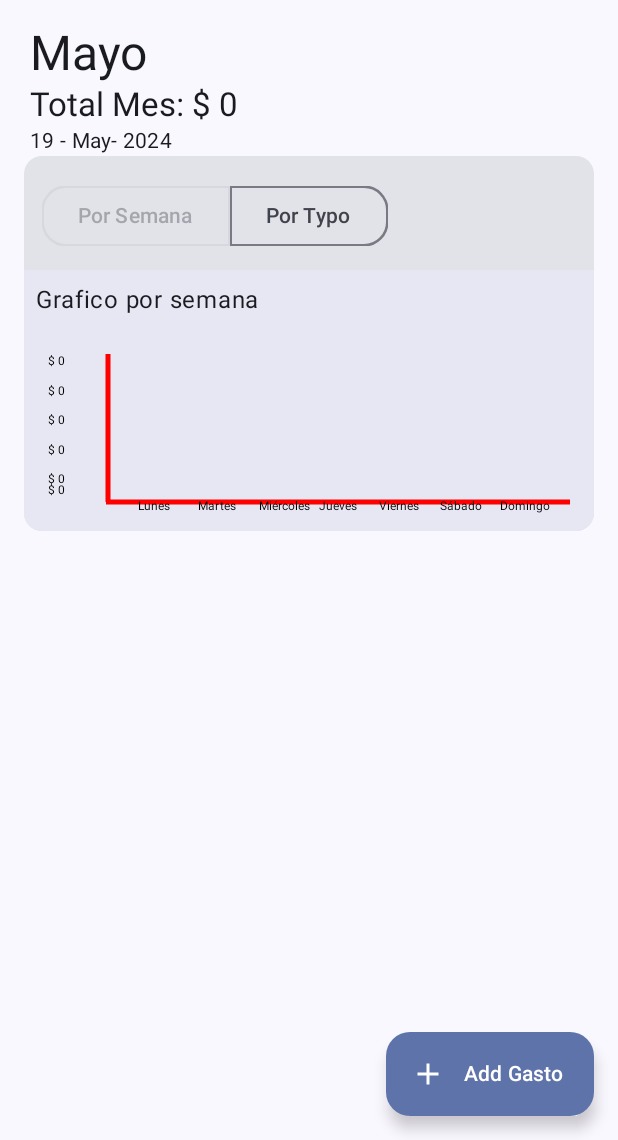
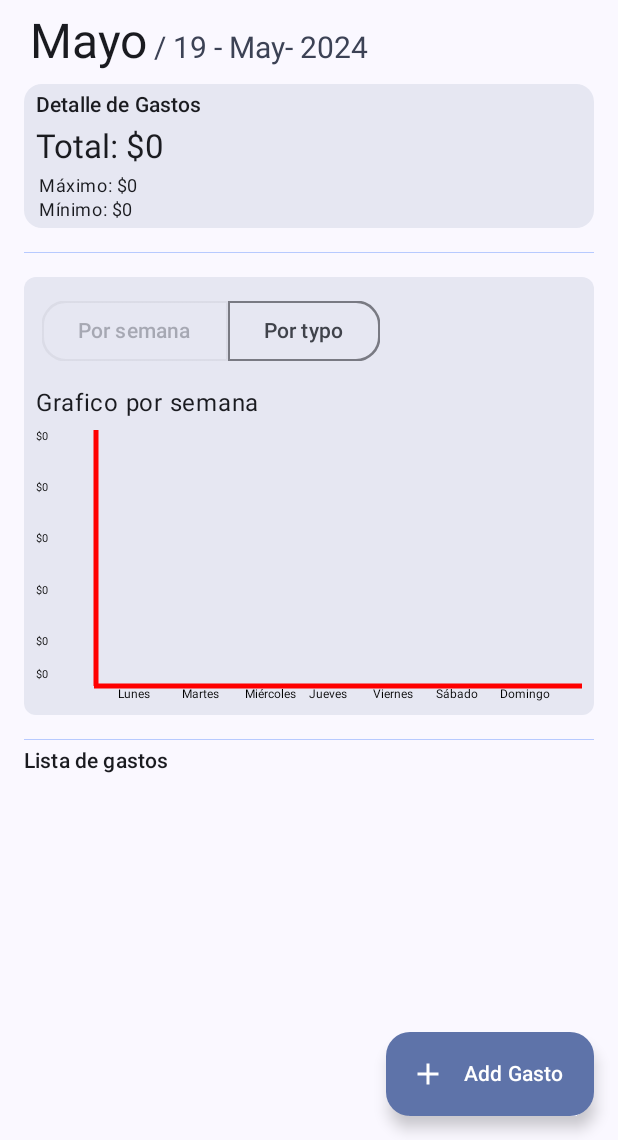
Before and after one commit to ssepulveda08/costi_clear_architecture, an Android app built with Jetpack Compose: the home screen opened through its navigation route, on a phone screen of 412 x 824 dp, the part 96-1236 px from its top. Run offline under Robolectric (Android 15) with nearby library versions, the light colour scheme and no system bars; our stand-ins replace Dagger/Hilt's generated code, Room's generated code.

Commit message:
change desing

```diff
--- a/data/src/main/java/com/ssepulveda/costi/data/repository/bills/LocalBillRepositoryImpl.kt
+++ b/data/src/main/java/com/ssepulveda/costi/data/repository/bills/LocalBillRepositoryImpl.kt
@@ -24,7 +24,8 @@ class LocalBillRepositoryImpl(
                     subType = it.subType,
                     description = it.description,
                     value = it.value.toDouble(),
-                    month = it.month
+                    month = it.month,
+                    date = it.recordDate
                 )
             } ?: listOf()
         }
--- a/domain/src/main/java/com/ssepulveda/costi/domain/entity/Bill.kt
+++ b/domain/src/main/java/com/ssepulveda/costi/domain/entity/Bill.kt
@@ -6,4 +6,5 @@ data class Bill(
     val description: String,
     val value: Double,
     val month: Int,
+    val date: String
 )
--- a/modal_dialogs/src/main/java/com/ssepulveda/modal_dialogs/entities/Dialog.kt
+++ b/modal_dialogs/src/main/java/com/ssepulveda/modal_dialogs/entities/Dialog.kt
@@ -5,8 +5,10 @@ sealed class Dialog {
     data class DialogDefault(
         val title: String,
         val description: String,
+        val onSuccess: () -> Unit,
         val onCancel: () -> Unit,
-        val onSuccess: () -> Unit,
+        val textCancel: String? = null,
+        val textSuccess: String? = null,
     ) : Dialog()
 
 }
--- a/presentation_add_bill/src/main/java/com/ssepulveda/presentation_add_bill/add/AddBillViewModel.kt
+++ b/presentation_add_bill/src/main/java/com/ssepulveda/presentation_add_bill/add/AddBillViewModel.kt
@@ -94,7 +94,8 @@ class AddBillViewModel @Inject constructor(
                                 subType = _subTypeSelected.value?.id ?: 0,
                                 description = _description.value,
                                 value = _value.value.toDouble(),
-                                month = 0
+                                month = 0,
+                                date = ""
                             )
                         )
                     ).collect {
--- a/presentation_home/build.gradle.kts
+++ b/presentation_home/build.gradle.kts
@@ -60,6 +60,8 @@ dependencies {
     implementation(libs.androidx.ui.tooling.preview)
     implementation(libs.androidx.material3)
 
+    debugImplementation(libs.androidx.ui.tooling)
+
     // Chart
     //implementation(libs.charts)
 
--- a/presentation_home/src/main/java/com/ssepulveda/presentation_home/home/HomeModel.kt
+++ b/presentation_home/src/main/java/com/ssepulveda/presentation_home/home/HomeModel.kt
@@ -7,6 +7,8 @@ data class HomeModel(
     val idMonth: Int,
     val nameMonth: String,
     val totalMonth: Double,
+    val maxValue: Double,
+    val minValue: Double,
     val currentDate: String,
     val isCurrentMonthHigher: Boolean,
     val bills: List<BillModel>,
@@ -20,4 +22,5 @@ data class BillModel(
     val description: String,
     val typeId: Int,
     val nameType: String,
+    val date: String,
 )
--- a/presentation_home/src/main/java/com/ssepulveda/presentation_home/home/HomeScreen.kt
+++ b/presentation_home/src/main/java/com/ssepulveda/presentation_home/home/HomeScreen.kt
@@ -1,30 +1,17 @@
 package com.ssepulveda.presentation_home.home
 
 import androidx.compose.foundation.background
-import androidx.compose.foundation.clickable
-import androidx.compose.foundation.layout.Box
 import androidx.compose.foundation.layout.Column
-import androidx.compose.foundation.layout.Row
 import androidx.compose.foundation.layout.Spacer
 import androidx.compose.foundation.layout.WindowInsets
-import androidx.compose.foundation.layout.fillMaxWidth
+import androidx.compose.foundation.layout.fillMaxHeight
 import androidx.compose.foundation.layout.padding
 import androidx.compose.foundation.layout.safeDrawing
-import androidx.compose.foundation.layout.size
 import androidx.compose.foundation.lazy.LazyColumn
 import androidx.compose.foundation.lazy.items
-import androidx.compose.foundation.shape.CircleShape
 import androidx.compose.material.icons.Icons
-import androidx.compose.material.icons.filled.AccountCircle
 import androidx.compose.material.icons.filled.Add
-import androidx.compose.material.icons.filled.DateRange
-import androidx.compose.material.icons.filled.Delete
-import androidx.compose.material.icons.filled.Face
-import androidx.compose.material.icons.filled.Favorite
-import androidx.compose.material.icons.filled.MailOutline
-import androidx.compose.material.icons.filled.ShoppingCart
-import androidx.compose.material3.Card
-import androidx.compose.material3.CardDefaults
+import androidx.compose.material3.Divider
 import androidx.compose.material3.DrawerValue
 import androidx.compose.material3.ExperimentalMaterial3Api
 import androidx.compose.material3.ExtendedFloatingActionButton
@@ -39,13 +26,8 @@ import androidx.compose.runtime.Composable
 import androidx.compose.runtime.LaunchedEffect
 import androidx.compose.runtime.collectAsState
 import androidx.compose.runtime.rememberCoroutineScope
-import androidx.compose.ui.Alignment
 import androidx.compose.ui.Modifier
-import androidx.compose.ui.graphics.Color
-import androidx.compose.ui.text.capitalize
-import androidx.compose.ui.text.intl.Locale
 import androidx.compose.ui.unit.dp
-import androidx.compose.ui.unit.sp
 import androidx.navigation.NavHostController
 import com.ssepulveda.presentation_common.navigation.NavRoutes
 import com.ssepulveda.presentation_common.state.CommonScreen
@@ -53,9 +35,9 @@ import com.ssepulveda.presentation_common.ui.CustomToolbar
 import com.ssepulveda.presentation_common.ui.DialogController
 import com.ssepulveda.presentation_home.home.ui.GraphicsSection
 import com.ssepulveda.presentation_home.home.ui.HeaderSection
+import com.ssepulveda.presentation_home.home.ui.ItemBill
 import kotlinx.coroutines.flow.collectLatest
 import kotlinx.coroutines.launch
-import kotlin.random.Random
 
 @Composable
 fun HomeScreen(
@@ -136,12 +118,34 @@ private fun Home(viewModel: HomeViewModel, homeModel: HomeModel?) {
                     Column(
                         modifier = Modifier
                             .background(MaterialTheme.colorScheme.background),
-                        // verticalArrangement = Arrangement.spacedBy(16.dp),
                     ) {
+
+                        Spacer(modifier = Modifier.padding(4.dp))
+                        HeaderSection(homeModel)
+                        Spacer(modifier = Modifier.padding(4.dp))
+                        Divider(
+                            modifier = Modifier.padding(horizontal = 16.dp),
+                            color = MaterialTheme.colorScheme.inversePrimary, thickness = 0.5.dp
+                        )
                         Spacer(modifier = Modifier.padding(8.dp))
-                        HeaderSection(homeModel)
                         GraphicsSection(homeModel)
+
                         Spacer(modifier = Modifier.padding(8.dp))
+
+                        Divider(
+                            modifier = Modifier.padding(horizontal = 16.dp),
+                            color = MaterialTheme.colorScheme.inversePrimary, thickness = 0.5.dp
+                        )
+                        Text(
+                            text = "Lista de gastos",
+                            modifier = Modifier
+                                .padding(horizontal = 16.dp)
+                                .padding(vertical = 4.dp)
+                                .fillMaxHeight(),
+                            style = MaterialTheme.typography.titleSmall,
+                        )
+
+                        Spacer(modifier = Modifier.padding(4.dp))
                     }
 
                 }
@@ -154,74 +158,3 @@ private fun Home(viewModel: HomeViewModel, homeModel: HomeModel?) {
         }
     }
 }
-
-@Composable
-private fun ItemBill(billModel: BillModel, onDelete: (BillModel) -> Unit) {
-    Card(
-        colors = CardDefaults.cardColors(
-            containerColor = MaterialTheme.colorScheme.surfaceVariant,
-        ),
-        modifier = Modifier
-            .fillMaxWidth()
-            .padding(start = 16.dp, end = 16.dp, bottom = 12.dp)
-    ) {
-        Row(
-            modifier = Modifier.padding(8.dp),
-            verticalAlignment = Alignment.CenterVertically,
-        ) {
-            RandomCircularIcon()
-            Spacer(modifier = Modifier.padding(8.dp))
-            Column {
-                Text(
-                    text = billModel.description.capitalize(Locale.current),
-                    fontSize = 20.sp,
-                    modifier = Modifier
-                )
-                Spacer(modifier = Modifier.padding(2.dp))
-                Text(
-                    text = "$ ${billModel.value.toInt()}",
-                    fontSize = 16.sp,
-                    modifier = Modifier
-                )
-            }
-            Spacer(modifier = Modifier.weight(1f))
-            Icon(
-                imageVector = Icons.Filled.Delete,
-                contentDescription = null,
-                modifier = Modifier
-                    .size(25.dp)
-                    .clickable {
-                        onDelete.invoke(billModel)
-                    },
-                tint = MaterialTheme.colorScheme.primary
-            )
-        }
-    }
-}
-
-@Composable
-private fun RandomCircularIcon(modifier: Modifier = Modifier) {
-    val iconsList = listOf(
-        Icons.Filled.DateRange,
-        Icons.Filled.AccountCircle,
-        Icons.Filled.Face,
-        Icons.Filled.Favorite,
-        Icons.Filled.ShoppingCart,
-        Icons.Filled.MailOutline,
-    )
-
-    val randomIndex = Random.nextInt(iconsList.size)
-    val randomIcon = iconsList[randomIndex]
-    Box(
-        modifier = modifier
-            .size(45.dp)
-            .background(MaterialTheme.colorScheme.primary, shape = CircleShape),
-        contentAlignment = Alignment.Center,
-    ) {
-        Icon(
-            imageVector = randomIcon,
-            contentDescription = null,
-            tint = Color.White
-        )
-    }
-}
--- a/presentation_home/src/main/java/com/ssepulveda/presentation_home/home/HomerResultConverter.kt
+++ b/presentation_home/src/main/java/com/ssepulveda/presentation_home/home/HomerResultConverter.kt
@@ -35,6 +35,7 @@ class HomerResultConverter @Inject constructor() :
                 it.description,
                 it.subType,
                 "",
+                it.date
             )
         }
 
@@ -55,6 +56,8 @@ class HomerResultConverter @Inject constructor() :
             totalMonth = response.totalMonth,
             currentDate = Date().getCurrentDate(),
             bills = bills,
+            maxValue = bills.maxOfOrNull { it.value } ?: 0.0,
+            minValue = bills.minOfOrNull { it.value } ?: 0.0,
             isCurrentMonthHigher = response.idMonth < getCurrentMonth(),
             reportForType = listForType.toList(),
             reportForWeek = getDataChartWeed(data.model.dataReportWeed)
--- a/presentation_home/src/main/java/com/ssepulveda/presentation_home/home/ui/GraphicsSection.kt
+++ b/presentation_home/src/main/java/com/ssepulveda/presentation_home/home/ui/GraphicsSection.kt
@@ -6,8 +6,10 @@ import androidx.compose.foundation.layout.fillMaxSize
 import androidx.compose.foundation.layout.fillMaxWidth
 import androidx.compose.foundation.layout.height
 import androidx.compose.foundation.layout.padding
+import androidx.compose.foundation.shape.RoundedCornerShape
 import androidx.compose.material3.Card
 import androidx.compose.material3.MaterialTheme
+import androidx.compose.material3.Surface
 import androidx.compose.material3.Text
 import androidx.compose.runtime.Composable
 import androidx.compose.runtime.getValue
@@ -26,13 +28,15 @@ fun GraphicsSection(homeModel: HomeModel?) {
     var option by remember {
         mutableIntStateOf(0)
     }
-    Card(
-        modifier = Modifier
-            .padding(start = 16.dp, end = 16.dp)
-            .height(250.dp)
-            .fillMaxSize()
+
+    Surface(
+        modifier = Modifier.fillMaxWidth().padding(horizontal = 16.dp),
+        shape = RoundedCornerShape(8.dp),
+        // color = background,
+        tonalElevation = 4.dp
     ) {
-        Spacer(modifier = Modifier.height(4.dp))
+
+        Column {
             TwoOptionToggle {
                 option = it
             }
@@ -42,13 +46,16 @@ fun GraphicsSection(homeModel: HomeModel?) {
                     title = {
                         Text(
                             text = "Grafico por semana",
-                        modifier = Modifier.padding(8.dp),
+                            modifier = Modifier.padding(
+                                bottom = 2.dp,
+                                start = 8.dp,
+                                end = 8.dp
+                            ),
                             style = MaterialTheme.typography.bodyLarge
                         )
                     },
-                background = MaterialTheme.colorScheme.background,
                     modifier = Modifier
-                    .fillMaxWidth()
+                        .height(220.dp)
                 )
             } else {
                 PieChart(
@@ -56,12 +63,18 @@ fun GraphicsSection(homeModel: HomeModel?) {
                     title = {
                         Text(
                             text = "Grafico por tipo",
-                        modifier = Modifier.padding(8.dp),
+                            modifier = Modifier.padding(
+                                bottom = 2.dp,
+                                start = 8.dp,
+                                end = 8.dp
+                            ),
                             style = MaterialTheme.typography.bodyLarge
                         )
                     },
-                background = MaterialTheme.colorScheme.background,
+                    modifier = Modifier
+                        .height(220.dp)
                 )
             }
         }
     }
+}
--- a/presentation_home/src/main/java/com/ssepulveda/presentation_home/home/ui/HeaderSection.kt
+++ b/presentation_home/src/main/java/com/ssepulveda/presentation_home/home/ui/HeaderSection.kt
@@ -1,17 +1,24 @@
 package com.ssepulveda.presentation_home.home.ui
 
-import androidx.compose.foundation.background
 import androidx.compose.foundation.layout.Column
+import androidx.compose.foundation.layout.fillMaxHeight
 import androidx.compose.foundation.layout.fillMaxWidth
 import androidx.compose.foundation.layout.padding
 import androidx.compose.material3.Card
+import androidx.compose.material3.CardDefaults
 import androidx.compose.material3.MaterialTheme
+import androidx.compose.material3.Surface
 import androidx.compose.material3.Text
+import androidx.compose.material3.surfaceColorAtElevation
 import androidx.compose.runtime.Composable
 import androidx.compose.ui.Modifier
 import androidx.compose.ui.res.stringResource
+import androidx.compose.ui.text.SpanStyle
+import androidx.compose.ui.text.buildAnnotatedString
+import androidx.compose.ui.text.withStyle
 import androidx.compose.ui.tooling.preview.Preview
 import androidx.compose.ui.unit.dp
+import androidx.compose.ui.unit.sp
 import com.ssepulveda.presentation_home.R
 import com.ssepulveda.presentation_home.home.HomeModel
 
@@ -19,38 +26,88 @@ import com.ssepulveda.presentation_home.home.HomeModel
 fun HeaderSection(homeModel: HomeModel?) {
     val nameMonth = homeModel?.nameMonth ?: stringResource(R.string.copy_no_data)
     Column(
-        modifier = Modifier.fillMaxWidth().padding(horizontal = 16.dp)
-            .background(MaterialTheme.colorScheme.background),
+        modifier = Modifier
+            .fillMaxWidth()
+            .padding(horizontal = 16.dp),
+    ) {
+        val annotatedString = buildAnnotatedString {
+            append(nameMonth)
+            withStyle(
+                style = SpanStyle(
+                    MaterialTheme.colorScheme.secondary,
+                    fontSize = 20.sp
+                )
+            ) {
+                append(" / ${homeModel?.currentDate.orEmpty()}")
+            }
+        }
+
+        Text(
+            annotatedString,
+            modifier = Modifier
+                .padding(horizontal = 4.dp)
+                .fillMaxHeight(),
+            style = MaterialTheme.typography.headlineLarge,
+        )
+
+
+        Card(
+            modifier = Modifier
+                .padding(vertical = 8.dp)
+                .fillMaxWidth(),
+            colors = CardDefaults.cardColors(
+                containerColor = MaterialTheme.colorScheme.surfaceColorAtElevation(4.dp),
+            ),
         ) {
             Text(
-            nameMonth,
-            modifier = Modifier.padding(horizontal = 4.dp),
-            style = MaterialTheme.typography.headlineLarge,
+                text = "Detalle de Gastos",
+                modifier = Modifier
+                    .padding(horizontal = 8.dp)
+                    .padding(top = 4.dp)
+                    .fillMaxHeight(),
+                style = MaterialTheme.typography.labelLarge,
             )
+            Column(
+                modifier = Modifier.padding(4.dp)
+            ) {
                 Text(
-            "Total Mes: $ ${homeModel?.totalMonth?.toInt() ?: 0}",
+                    "Total: $${homeModel?.totalMonth?.toInt() ?: 0}",
                     modifier = Modifier.padding(horizontal = 4.dp),
                     style = MaterialTheme.typography.titleLarge,
                 )
+
                 Text(
-            homeModel?.currentDate.orEmpty(),
-            modifier = Modifier.padding(horizontal = 4.dp),
-            style = MaterialTheme.typography.bodyMedium,
+                    "Máximo: $${homeModel?.maxValue?.toInt() ?: 0}",
+                    modifier = Modifier.padding(horizontal = 6.dp).padding(top = 4.dp),
+                    style = MaterialTheme.typography.bodySmall,
+                )
+                Text(
+                    "Mínimo: $${homeModel?.minValue?.toInt() ?: 0}",
+                    modifier = Modifier.padding(horizontal = 6.dp),
+                    style = MaterialTheme.typography.bodySmall,
                 )
             }
         }
+    }
+}
 
+@Preview
 @Composable
-@Preview
 private fun HeaderSectionPreview() {
+    MaterialTheme {
+        Surface {
             HeaderSection(
                 HomeModel(
                     1,
                     "Mayo",
                     585222.0,
+                    8.0,
+                    9.0,
                     "16 - may - 2024",
                     true,
                     listOf()
                 )
             )
         }
+    }
+}
--- a/presentation_home/src/main/java/com/ssepulveda/presentation_home/home/ui/TwoOptionToggle.kt
+++ b/presentation_home/src/main/java/com/ssepulveda/presentation_home/home/ui/TwoOptionToggle.kt
@@ -49,7 +49,7 @@ fun TwoOptionToggle(
             enabled = option != 0,
             shape = roundedLeftSquareRightShape(LocalDensity.current, 16.dp, 0.dp)
         ) {
-            Text(text = "Por Semana")
+            Text(text = "Por semana")
         }
         OutlinedButton(
             onClick = {
@@ -59,7 +59,7 @@ fun TwoOptionToggle(
             enabled = option != 1,
             shape = roundedLeftSquareRightShape(LocalDensity.current, 0.dp, 16.dp)
         ) {
-            Text(text = "Por Typo")
+            Text(text = "Por typo")
         }
     }
 }
--- a/presentation_home/src/main/java/com/ssepulveda/presentation_home/home/ui/charts/BarChart.kt
+++ b/presentation_home/src/main/java/com/ssepulveda/presentation_home/home/ui/charts/BarChart.kt
@@ -34,18 +34,13 @@ private const val PADDING_VERTICAL = 60f
 fun BarChart(
     list: List<Bar>,
     title: @Composable ColumnScope.() -> Unit = {},
-    background: Color = Color.Transparent,
     modifier: Modifier = Modifier,
-) {
-    Surface(
-        modifier = Modifier.then(modifier),
-      //  shape = RoundedCornerShape(8.dp),
-       // color = background,
-        tonalElevation = 4.dp
 ) {
     val context = LocalContext.current
     val textMeasurer = rememberTextMeasurer()
-        Column {
+    Column(
+        modifier = Modifier.then(modifier)
+    ) {
         val animationProgress = remember { Animatable(0f) }
         LaunchedEffect(list) {
             animationProgress.animateTo(1f, animationSpec = tween(durationMillis = 2000))
@@ -55,7 +50,7 @@ fun BarChart(
             modifier = Modifier
                 .fillMaxSize()
                 .fillMaxHeight()
-                    .padding(16.dp)
+                .padding(horizontal = 8.dp).padding(bottom = 16.dp, top = 4.dp)
         ) {
 
             val maxDataValue = list.maxByOrNull { it.value }?.value ?: 0f
@@ -80,7 +75,7 @@ fun BarChart(
                 val textToDraw = labelValue.converterText()
 
                 val style = TextStyle(
-                        fontSize = 8.sp,
+                    fontSize = 7.sp,
                     color = Color.Black,
                 )
                 val newValue = textMeasurer.measure(textToDraw, style)
@@ -88,7 +83,7 @@ fun BarChart(
                     newValue,
                     topLeft = Offset(
                         x = 0f,
-                            y = if (i == 0) size.height - 24 else (size.height - PADDING_CHART) - (i * spacer)
+                        y = if (i == 0) size.height - 23 else (size.height - PADDING_CHART) - (i * spacer)
                     )
                 )
 
@@ -96,7 +91,7 @@ fun BarChart(
 
             // Draw Eje Horizontal
             drawLine(
-                    start = Offset(x = PADDING_VERTICAL-2, y = size.height - PADDING_CHART),
+                start = Offset(x = PADDING_VERTICAL - 2, y = size.height - PADDING_CHART),
                 end = Offset(x = size.width, y = size.height - PADDING_CHART),
                 color = Color.Red,
                 strokeWidth = 5f
@@ -109,9 +104,9 @@ fun BarChart(
             // Paint bars on the graph
             list.forEachIndexed { index, bar ->
                 val endPointInX = distanceInX * (index + 1) + PADDING_VERTICAL
-                    val barHeight = unitHeight * bar.value * animationProgress.value //- PADDING_CHART
+                val barHeight = unitHeight * bar.value * animationProgress.value - (PADDING_CHART*2)
                 val barWidth = distanceInX / 2
-                    val startY = size.height - barHeight - PADDING_CHART
+                val startY = size.height - barHeight - (PADDING_CHART*2)
                 val startX = endPointInX - barWidth
 
                 //Log.d("POTATO", "SIZE $index - ${size.height} - x $startX - Y $startY - Barheight $barHeight - unitHeight $unitHeight value - ${bar.value}")
@@ -133,11 +128,10 @@ fun BarChart(
                 drawText(
                     newValue,
                     topLeft = Offset(
-                            x = startX,
-                            y = size.height - 8
+                        x = startX - 10,
+                        y = size.height - 4
                     )
                 )
-                }
             }
         }
     }
@@ -146,14 +140,18 @@ fun BarChart(
 private fun Int.converterText(): String {
     return when {
         this == 0 -> {
-            "$ 0"
+            "$0"
         }
+
         this >= 1000000 -> {
-            "$ ${(this / 1000000)}m"
+            "$${(this / 1000000)}m"
         }
+
         this >= 1000 -> {
-            "$ ${(this / 1000)}k"
-        } else -> "$this"
+            "$${(this / 1000)}k"
+        }
+
+        else -> "$this"
     }
 }
 
```
Also changed, not shown: modal_dialogs/src/main/java/com/ssepulveda/modal_dialogs/entities/DialogFactory.kt (+6 -2 lines), presentation_home/src/main/java/com/ssepulveda/presentation_home/home/HomeViewModel.kt (+34 -18 lines), presentation_home/src/main/java/com/ssepulveda/presentation_home/home/ui/ItemBill.kt (added, +137 -0 lines), presentation_home/src/main/java/com/ssepulveda/presentation_home/home/ui/charts/PieChart.kt (+6 -10 lines). Lines whose indentation alone changed are shown as unchanged.
